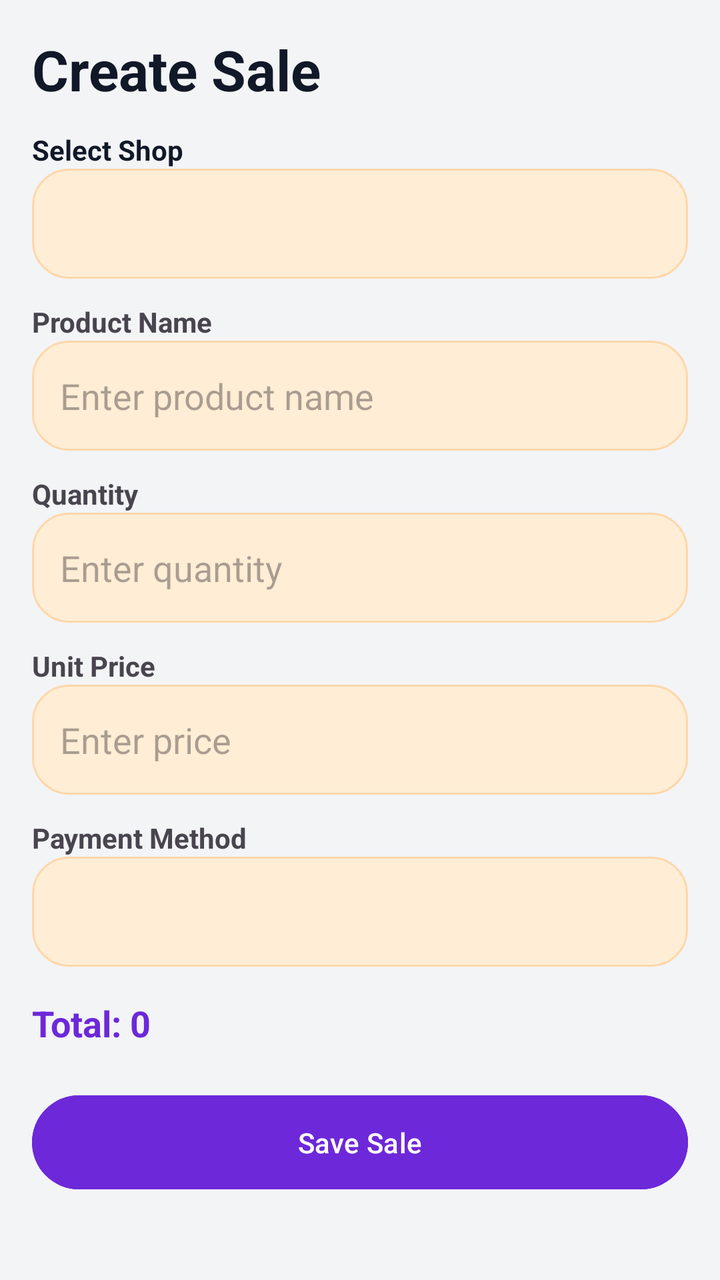
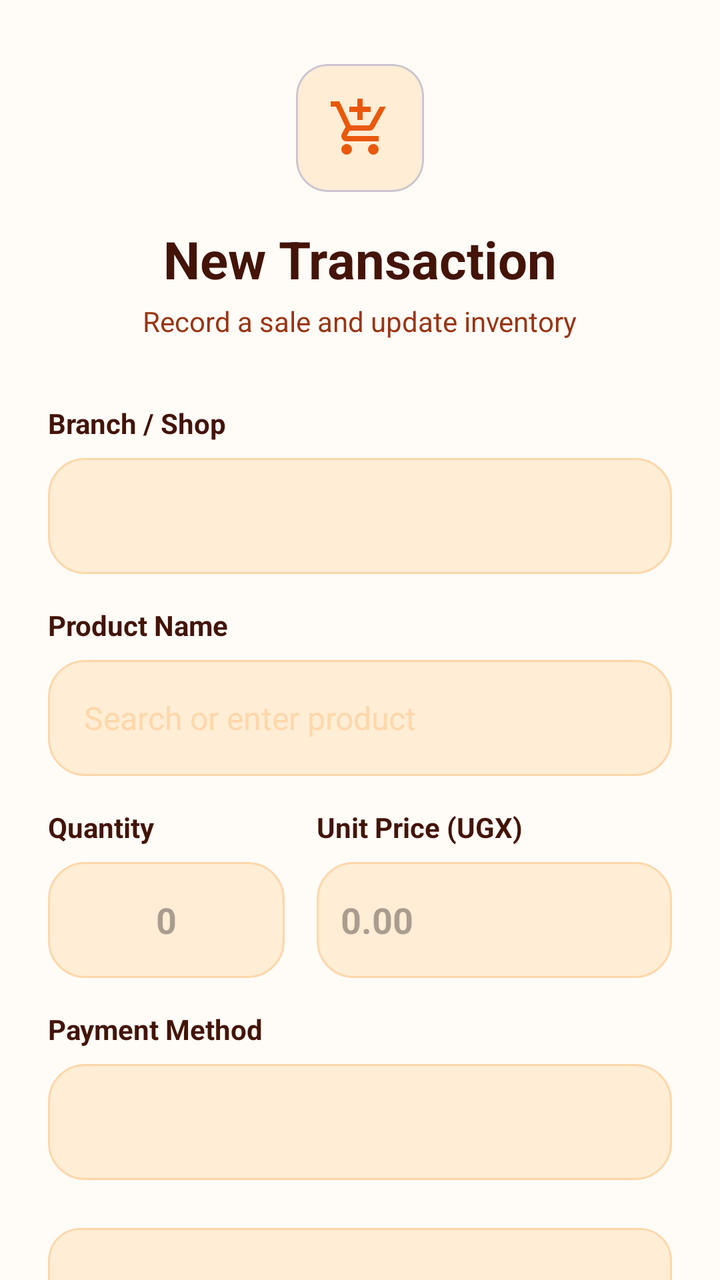

Screens rendered from an Android XML layout before and after an edit, with the pre-edit source and the edit as a unified diff.
<!-- AndroidManifest.xml: application theme Theme.Osebo -->
<!-- res/layout/activity_create_sales.xml -->
<?xml version="1.0" encoding="utf-8"?>
<androidx.core.widget.NestedScrollView
    xmlns:android="http://schemas.android.com/apk/res/android"
    xmlns:app="http://schemas.android.com/apk/res-auto"
    android:layout_width="match_parent"
    android:layout_height="match_parent"
    android:background="#F3F4F6"
    android:padding="16dp">

    <LinearLayout
        android:layout_width="match_parent"
        android:layout_height="wrap_content"
        android:orientation="vertical">

        
        <TextView
            android:layout_width="wrap_content"
            android:layout_height="wrap_content"
            android:text="Create Sale"
            android:textSize="28sp"
            android:textStyle="bold"
            android:textColor="#111827"
            android:paddingBottom="12dp"/>

        
        <TextView
            android:text="Select Shop"
            android:textStyle="bold"
            android:layout_width="match_parent"
            android:layout_height="match_parent"
            android:textColor="#111827"/>

        <Spinner
            android:id="@+id/spinnerShop"
            android:layout_width="match_parent"
            android:layout_height="55dp"
            android:background="@drawable/bg_input_box"/>

        
        <TextView
            android:text="Product Name"
            android:textStyle="bold"
            android:layout_width="match_parent"
            android:layout_height="match_parent"
            android:layout_marginTop="12dp"/>

        <EditText
            android:id="@+id/etProduct"
            android:layout_width="match_parent"
            android:layout_height="55dp"
            android:background="@drawable/bg_input_box"
            android:hint="Enter product name"/>

        
        <TextView
            android:text="Quantity"
            android:textStyle="bold"
            android:layout_width="match_parent"
            android:layout_height="match_parent"
            android:layout_marginTop="12dp"/>

        <EditText
            android:id="@+id/etQty"
            android:layout_width="match_parent"
            android:layout_height="55dp"
            android:inputType="number"
            android:background="@drawable/bg_input_box"
            android:hint="Enter quantity"/>

        
        <TextView
            android:text="Unit Price"
            android:textStyle="bold"
            android:layout_width="match_parent"
            android:layout_height="match_parent"
            android:layout_marginTop="12dp"/>

        <EditText
            android:id="@+id/etPrice"
            android:layout_width="match_parent"
            android:layout_height="55dp"
            android:inputType="numberDecimal"
            android:background="@drawable/bg_input_box"
            android:hint="Enter price"/>

        
        <TextView
            android:text="Payment Method"
            android:textStyle="bold"
            android:layout_width="match_parent"
            android:layout_height="match_parent"
            android:layout_marginTop="12dp"/>

        <Spinner
            android:id="@+id/spinnerPayment"
            android:layout_width="match_parent"
            android:layout_height="55dp"
            android:background="@drawable/bg_input_box"/>

        
        <TextView
            android:id="@+id/txtTotal"
            android:text="Total: 0"
            android:textSize="18sp"
            android:textStyle="bold"
            android:layout_width="match_parent"
            android:layout_height="match_parent"
            android:textColor="#6D28D9"
            android:layout_marginTop="16dp"/>

        
        <com.google.android.material.button.MaterialButton
            android:id="@+id/btnSaveSale"
            android:layout_width="match_parent"
            android:layout_height="55dp"
            android:text="Save Sale"
            android:layout_marginTop="20dp"
            android:backgroundTint="#6D28D9"
            android:textColor="#FFFFFF"/>

    </LinearLayout>

</androidx.core.widget.NestedScrollView>
<!-- resources referenced by this layout -->
<resources>
  <!-- drawable bg_input_box (drawable) -->
  <?xml version="1.0" encoding="utf-8"?>
  <shape xmlns:android="http://schemas.android.com/apk/res/android">
  
      
      <solid android:color="@color/bg_surface"/>
  
      
      <corners android:radius="18dp"/>
  
      
      <stroke
          android:width="1dp"
          android:color="@color/border"/>
  
      
      <padding
          android:left="14dp"
          android:right="14dp"
          android:top="10dp"
          android:bottom="10dp"/>
  
  </shape>
  <style name="Theme.Osebo" parent="Base.Theme.Osebo" />
  <color name="bg_surface">#FFEDD5</color>
  <color name="border">#FED7AA</color>
  <style name="Base.Theme.Osebo" parent="Theme.Material3.DayNight.NoActionBar">
          
      </style>
</resources>

<!-- the commit's change to res/layout/activity_create_sales.xml (unified diff, before → after) -->
@@ -2,122 +2,271 @@
 <androidx.core.widget.NestedScrollView
     xmlns:android="http://schemas.android.com/apk/res/android"
     xmlns:app="http://schemas.android.com/apk/res-auto"
+    xmlns:tools="http://schemas.android.com/tools"
     android:layout_width="match_parent"
     android:layout_height="match_parent"
-    android:background="#F3F4F6"
-    android:padding="16dp">
-
-    <LinearLayout
+    android:background="@color/bg_page"
+    android:fillViewport="true"
+    tools:context=".CreateSaleActivity">
+
+    <androidx.constraintlayout.widget.ConstraintLayout
         android:layout_width="match_parent"
         android:layout_height="wrap_content"
-        android:orientation="vertical">
+        android:padding="24dp">
 
         
+        <com.google.android.material.card.MaterialCardView
+            android:id="@+id/headerCard"
+            android:layout_width="64dp"
+            android:layout_height="64dp"
+            android:layout_marginTop="8dp"
+            app:cardCornerRadius="16dp"
+            app:cardElevation="0dp"
+            app:cardBackgroundColor="@color/primaryLight"
+            app:layout_constraintTop_toTopOf="parent"
+            app:layout_constraintStart_toStartOf="parent"
+            app:layout_constraintEnd_toEndOf="parent">
+
+            <ImageView
+                android:layout_width="32dp"
+                android:layout_height="32dp"
+                android:layout_gravity="center"
+                android:src="@drawable/ic_cart"
+                app:tint="@color/primary" />
+        </com.google.android.material.card.MaterialCardView>
+
         <TextView
+            android:id="@+id/tvTitle"
             android:layout_width="wrap_content"
             android:layout_height="wrap_content"
-            android:text="Create Sale"
-            android:textSize="28sp"
+            android:text="New Transaction"
+            android:textSize="26sp"
             android:textStyle="bold"
-            android:textColor="#111827"
-            android:paddingBottom="12dp"/>
+            android:textColor="@color/text_primary"
+            android:layout_marginTop="16dp"
+            app:layout_constraintTop_toBottomOf="@id/headerCard"
+            app:layout_constraintStart_toStartOf="parent"
+            app:layout_constraintEnd_toEndOf="parent"/>
+
+        <TextView
+            android:id="@+id/tvSubtitle"
+            android:layout_width="wrap_content"
+            android:layout_height="wrap_content"
+            android:text="Record a sale and update inventory"
+            android:textColor="@color/text_muted"
+            android:layout_marginTop="4dp"
+            app:layout_constraintTop_toBottomOf="@id/tvTitle"
+            app:layout_constraintStart_toStartOf="parent"
+            app:layout_constraintEnd_toEndOf="parent"/>
 
         
-        <TextView
-            android:text="Select Shop"
-            android:textStyle="bold"
+        <LinearLayout
+            android:id="@+id/formContainer"
             android:layout_width="match_parent"
-            android:layout_height="match_parent"
-            android:textColor="#111827"/>
-
-        <Spinner
-            android:id="@+id/spinnerShop"
-            android:layout_width="match_parent"
-            android:layout_height="55dp"
-            android:background="@drawable/bg_input_box"/>
-
-        
-        <TextView
-            android:text="Product Name"
-            android:textStyle="bold"
-            android:layout_width="match_parent"
-            android:layout_height="match_parent"
-            android:layout_marginTop="12dp"/>
-
-        <EditText
-            android:id="@+id/etProduct"
-            android:layout_width="match_parent"
-            android:layout_height="55dp"
-            android:background="@drawable/bg_input_box"
-            android:hint="Enter product name"/>
-
-        
-        <TextView
-            android:text="Quantity"
-            android:textStyle="bold"
-            android:layout_width="match_parent"
-            android:layout_height="match_parent"
-            android:layout_marginTop="12dp"/>
-
-        <EditText
-            android:id="@+id/etQty"
-            android:layout_width="match_parent"
-            android:layout_height="55dp"
-            android:inputType="number"
-            android:background="@drawable/bg_input_box"
-            android:hint="Enter quantity"/>
-
-        
-        <TextView
-            android:text="Unit Price"
-            android:textStyle="bold"
-            android:layout_width="match_parent"
-            android:layout_height="match_parent"
-            android:layout_marginTop="12dp"/>
-
-        <EditText
-            android:id="@+id/etPrice"
-            android:layout_width="match_parent"
-            android:layout_height="55dp"
-            android:inputType="numberDecimal"
-            android:background="@drawable/bg_input_box"
-            android:hint="Enter price"/>
-
-        
-        <TextView
-            android:text="Payment Method"
-            android:textStyle="bold"
-            android:layout_width="match_parent"
-            android:layout_height="match_parent"
-            android:layout_marginTop="12dp"/>
-
-        <Spinner
-            android:id="@+id/spinnerPayment"
-            android:layout_width="match_parent"
-            android:layout_height="55dp"
-            android:background="@drawable/bg_input_box"/>
-
-        
-        <TextView
-            android:id="@+id/txtTotal"
-            android:text="Total: 0"
-            android:textSize="18sp"
-            android:textStyle="bold"
-            android:layout_width="match_parent"
-            android:layout_height="match_parent"
-            android:textColor="#6D28D9"
-            android:layout_marginTop="16dp"/>
-
-        
-        <com.google.android.material.button.MaterialButton
-            android:id="@+id/btnSaveSale"
-            android:layout_width="match_parent"
-            android:layout_height="55dp"
-            android:text="Save Sale"
-            android:layout_marginTop="20dp"
-            android:backgroundTint="#6D28D9"
-            android:textColor="#FFFFFF"/>
-
-    </LinearLayout>
+            android:layout_height="wrap_content"
+            android:orientation="vertical"
+            android:layout_marginTop="32dp"
+            app:layout_constraintTop_toBottomOf="@id/tvSubtitle">
+
+            
+            <TextView
+                android:layout_width="wrap_content"
+                android:layout_height="wrap_content"
+                android:text="Branch / Shop"
+                android:textStyle="bold"
+                android:textColor="@color/text_primary"
+                android:textSize="14sp"
+                android:layout_marginBottom="8dp"/>
+
+            <Spinner
+                android:id="@+id/spinnerShop"
+                android:layout_width="match_parent"
+                android:layout_height="58dp"
+                android:background="@drawable/bg_input_box"
+                android:layout_marginBottom="16dp"/>
+
+            
+            <TextView
+                android:layout_width="wrap_content"
+                android:layout_height="wrap_content"
+                android:text="Product Name"
+                android:textStyle="bold"
+                android:textColor="@color/text_primary"
+                android:textSize="14sp"
+                android:layout_marginBottom="8dp"/>
+
+            <EditText
+                android:id="@+id/etProduct"
+                android:layout_width="match_parent"
+                android:layout_height="58dp"
+                android:background="@drawable/bg_input_focus"
+                android:hint="Search or enter product"
+                android:paddingStart="18dp"
+                android:paddingEnd="18dp"
+                android:textColor="@color/text_primary"
+                android:textColorHint="@color/border"
+                android:textSize="16sp"
+                android:layout_marginBottom="16dp"/>
+
+            <LinearLayout
+                android:layout_width="match_parent"
+                android:layout_height="wrap_content"
+                android:orientation="horizontal">
+
+                
+                <LinearLayout
+                    android:layout_width="0dp"
+                    android:layout_height="wrap_content"
+                    android:layout_weight="1"
+                    android:layout_marginEnd="8dp"
+                    android:orientation="vertical">
+
+                    <TextView
+                        android:layout_width="wrap_content"
+                        android:layout_height="wrap_content"
+                        android:text="Quantity"
+                        android:textStyle="bold"
+                        android:textColor="@color/text_primary"
+                        android:textSize="14sp"
+                        android:layout_marginBottom="8dp"/>
+
+                    <EditText
+                        android:id="@+id/etQty"
+                        android:layout_width="match_parent"
+                        android:layout_height="58dp"
+                        android:inputType="number"
+                        android:background="@drawable/bg_input_focus"
+                        android:hint="0"
+                        android:gravity="center"
+                        android:textColor="@color/text_primary"
+                        android:textSize="18sp"
+                        android:textStyle="bold"/>
+                </LinearLayout>
+
+                
+                <LinearLayout
+                    android:layout_width="0dp"
+                    android:layout_height="wrap_content"
+                    android:layout_weight="1.5"
+                    android:layout_marginStart="8dp"
+                    android:orientation="vertical">
+
+                    <TextView
+                        android:layout_width="wrap_content"
+                        android:layout_height="wrap_content"
+                        android:text="Unit Price (UGX)"
+                        android:textStyle="bold"
+                        android:textColor="@color/text_primary"
+                        android:textSize="14sp"
+                        android:layout_marginBottom="8dp"/>
+
+                    <EditText
+                        android:id="@+id/etPrice"
+                        android:layout_width="match_parent"
+                        android:layout_height="58dp"
+                        android:inputType="numberDecimal"
+                        android:background="@drawable/bg_input_focus"
+                        android:hint="0.00"
+                        android:paddingStart="12dp"
+                        android:paddingEnd="12dp"
+                        android:textColor="@color/text_primary"
+                        android:textSize="18sp"
+                        android:textStyle="bold"/>
+                </LinearLayout>
+            </LinearLayout>
+
+            
+            <TextView
+                android:layout_width="wrap_content"
+                android:layout_height="wrap_content"
+                android:text="Payment Method"
+                android:textStyle="bold"
+                android:textColor="@color/text_primary"
+                android:textSize="14sp"
+                android:layout_marginTop="16dp"
+                android:layout_marginBottom="8dp"/>
+
+            <Spinner
+                android:id="@+id/spinnerPayment"
+                android:layout_width="match_parent"
+                android:layout_height="58dp"
+                android:background="@drawable/bg_input_box"
+                android:layout_marginBottom="24dp"/>
+
+            
+            <com.google.android.material.card.MaterialCardView
+                android:layout_width="match_parent"
+                android:layout_height="wrap_content"
+                app:cardCornerRadius="16dp"
+                app:cardElevation="0dp"
+                app:cardBackgroundColor="@color/bg_surface"
+                app:strokeColor="@color/border"
+                app:strokeWidth="1dp">
+
+                <LinearLayout
+                    android:layout_width="match_parent"
+                    android:layout_height="wrap_content"
+                    android:padding="20dp"
+                    android:orientation="horizontal"
+                    android:gravity="center_vertical">
+
+                    <TextView
+                        android:layout_width="0dp"
+                        android:layout_height="wrap_content"
+                        android:layout_weight="1"
+                        android:text="Grand Total"
+                        android:textColor="@color/text_secondary"
+                        android:textSize="16sp" />
+
+                    <TextView
+                        android:id="@+id/txtTotal"
+                        android:layout_width="wrap_content"
+                        android:layout_height="wrap_content"
+                        android:text="UGX 0"
+                        android:textSize="22sp"
+                        android:textStyle="bold"
+                        android:textColor="@color/primary"/>
+                </LinearLayout>
+            </com.google.android.material.card.MaterialCardView>
+
+            
+            <LinearLayout
+                android:layout_width="match_parent"
+                android:layout_height="wrap_content"
+                android:layout_marginTop="32dp"
+                android:layout_marginBottom="40dp"
+                android:orientation="horizontal">
+
+                <com.google.android.material.button.MaterialButton
+                    android:id="@+id/btnCancel"
+                    style="@style/Widget.Material3.Button.TonalButton"
+                    android:layout_width="0dp"
+                    android:layout_weight="1"
+                    android:layout_height="58dp"
+                    android:text="Discard"
+                    android:textAllCaps="false"
+                    android:layout_marginEnd="12dp"
+                    app:cornerRadius="16dp"
+                    android:textColor="@color/text_primary"/>
+
+                <com.google.android.material.button.MaterialButton
+                    android:id="@+id/btnSaveSale"
+                    android:layout_width="0dp"
+                    android:layout_weight="2"
+                    android:layout_height="58dp"
+                    android:text="Confirm Sale"
+                    android:textAllCaps="false"
+                    android:textStyle="bold"
+                    app:cornerRadius="16dp"
+                    android:backgroundTint="@color/primary"
+                    android:textColor="#FFFFFF"
+                    app:icon="@drawable/ic_send"
+                    app:iconGravity="textStart"/>
+
+            </LinearLayout>
+
+        </LinearLayout>
+
+    </androidx.constraintlayout.widget.ConstraintLayout>
 
 </androidx.core.widget.NestedScrollView>
<!-- resource entries referenced after the edit -->
@@ -1,5 +1,6 @@
 <!-- resources referenced by this layout -->
 <resources>
+  <color name="bg_page">#FFFBF7</color>
   <!-- drawable bg_input_box (drawable) -->
   <?xml version="1.0" encoding="utf-8"?>
   <shape xmlns:android="http://schemas.android.com/apk/res/android">
@@ -23,9 +24,65 @@
           android:bottom="10dp"/>
   
   </shape>
+  <!-- drawable bg_input_focus (drawable) -->
+  <?xml version="1.0" encoding="utf-8"?>
+  <selector xmlns:android="http://schemas.android.com/apk/res/android">
+  
+      
+      <item android:state_focused="true">
+          <shape>
+  
+              <solid android:color="#FFFFFF"/>
+  
+              <corners android:radius="18dp"/>
+  
+              <stroke
+                  android:width="2dp"
+                  android:color="@color/primary"/>
+  
+          </shape>
+      </item>
+  
+      
+      <item>
+          <shape>
+  
+              <solid android:color="@color/bg_surface"/>
+  
+              <corners android:radius="18dp"/>
+  
+              <stroke
+                  android:width="1dp"
+                  android:color="@color/border"/>
+  
+          </shape>
+      </item>
+  
+  </selector>
+  <!-- drawable ic_cart (drawable) -->
+  <vector xmlns:android="http://schemas.android.com/apk/res/android" android:height="24dp" android:tint="#000000" android:viewportHeight="960" android:viewportWidth="960" android:width="24dp">
+        
+      <path android:fillColor="@android:color/white" android:pathData="M440,360L440,240L320,240L320,160L440,160L440,40L520,40L520,160L640,160L640,240L520,240L520,360L440,360ZM223.5,856.5Q200,833 200,800Q200,767 223.5,743.5Q247,720 280,720Q313,720 336.5,743.5Q360,767 360,800Q360,833 336.5,856.5Q313,880 280,880Q247,880 223.5,856.5ZM623.5,856.5Q600,833 600,800Q600,767 623.5,743.5Q647,720 680,720Q713,720 736.5,743.5Q760,767 760,800Q760,833 736.5,856.5Q713,880 680,880Q647,880 623.5,856.5ZM40,160L40,80L171,80L341,440L621,440Q621,440 621,440Q621,440 621,440L777,160L868,160L692,478Q681,498 662.5,509Q644,520 622,520L324,520L280,600Q280,600 280,600Q280,600 280,600L760,600L760,680L280,680Q235,680 211.5,641Q188,602 210,562L264,464L120,160L40,160Z"/>
+      
+  </vector>
+  <!-- drawable ic_send (drawable) -->
+  <vector xmlns:android="http://schemas.android.com/apk/res/android"
+      android:width="24dp"
+      android:height="24dp"
+      android:viewportWidth="960"
+      android:viewportHeight="960">
+    <path
+        android:pathData="M120,800v-640l760,320 -760,320ZM200,680 L674,480 200,280v140l240,60 -240,60v140ZM200,680v-400,400Z"
+        android:fillColor="#1f1f1f"/>
+  </vector>
   <style name="Theme.Osebo" parent="Base.Theme.Osebo" />
   <color name="bg_surface">#FFEDD5</color>
   <color name="border">#FED7AA</color>
+  <color name="primary">#EA580C</color>
+  <color name="primaryLight">#FFEDD5</color>
+  <color name="text_muted">#9A3412</color>
+  <color name="text_primary">#431407</color>
+  <color name="text_secondary">#7C2D12</color>
   <style name="Base.Theme.Osebo" parent="Theme.Material3.DayNight.NoActionBar">
           
       </style>
